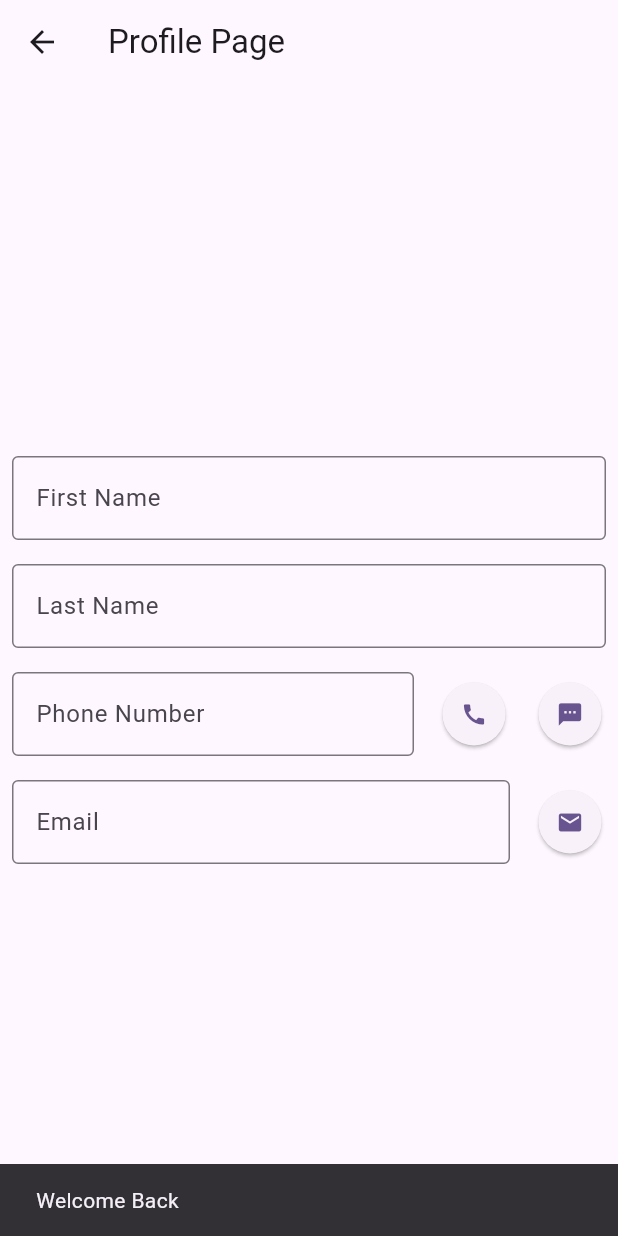
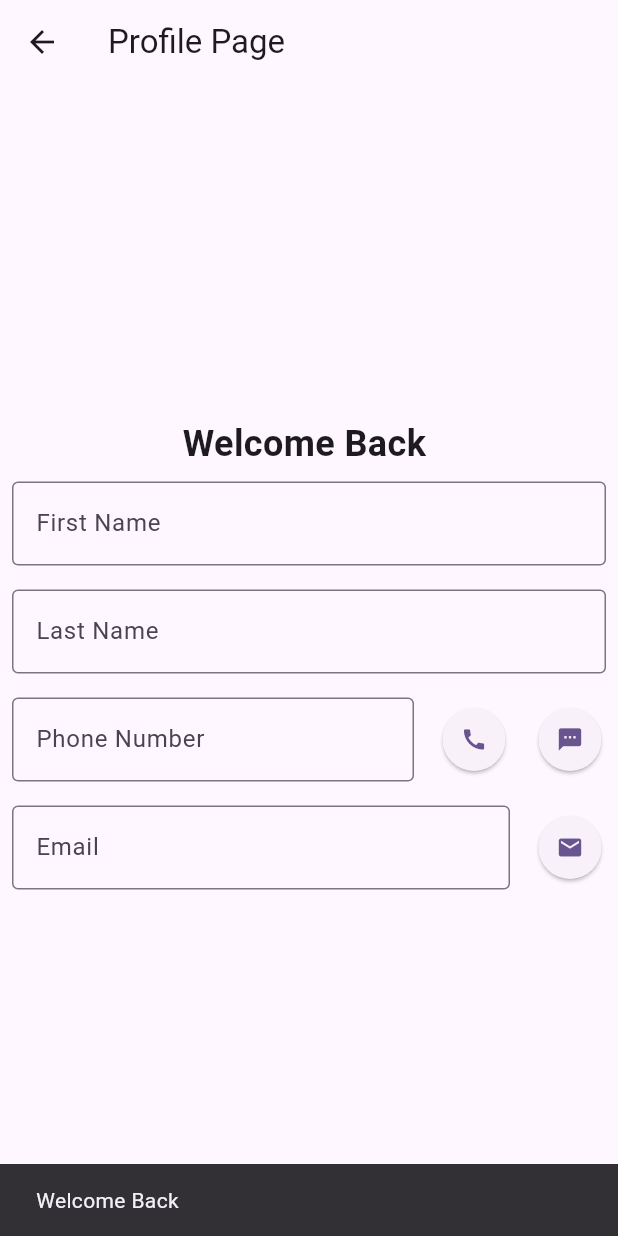
Before and after one commit to akmshababibrahim/my_CST2335_labs, a Flutter app: the ProfilePage screen opened by its route, on a phone screen of 412 x 824 dp. Run offline on Flutter 3.47's test engine with Material 3 defaults, Android fonts, the phone set to English and light mode, and no system bars; missing offline and left inert: encrypted_shared_preferences.

Commit message:
Completed Lab 5 - Updated v3

```diff
--- a/lib/ProfilePage.dart
+++ b/lib/ProfilePage.dart
@@ -149,6 +149,13 @@ class ProfilePageState extends State<ProfilePage>{
         child: Column(
           mainAxisAlignment: MainAxisAlignment.center,
           children: [
+            Text(
+              "Welcome Back ${DataRepository.loginName}",
+              style: TextStyle(
+                fontSize: 24,         // text size
+                fontWeight: FontWeight.bold, // bold text
+              ),
+            ),
             Flexible(child: Padding(padding: const EdgeInsets.all(8.0), child: TextField(controller: _firstName, decoration: InputDecoration(hintText: "First Name", border: OutlineInputBorder(),),),),),
             Flexible(child: Padding(padding: const EdgeInsets.all(8.0), child: TextField(controller: _lastName, decoration: InputDecoration(hintText: "Last Name", border: OutlineInputBorder(),),),),),
             Row(children: [
```
